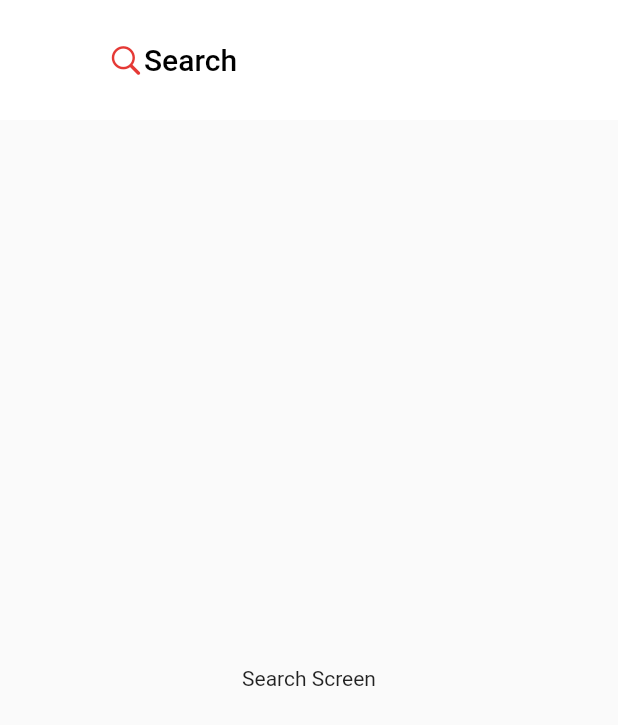
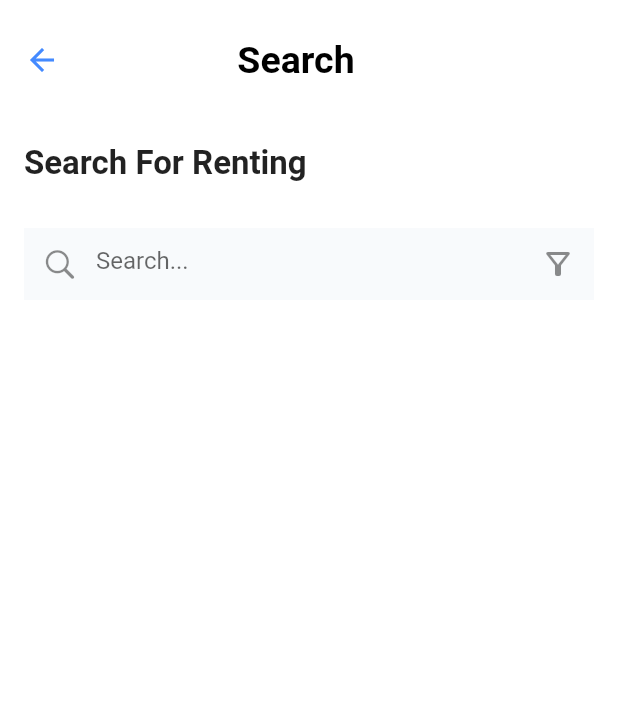
Before and after one commit to AhmadErshad/Home-rental, a Flutter app: the SearchScreen screen opened directly, on a phone screen of 412 x 824 dp. Shown: the top 725 px of the screen. Run offline on Flutter 3.47's test engine with Material 2 defaults, Android fonts, the phone set to English and light mode, and no system bars.

Commit message:
create a search box for search_screen

```diff
--- a/lib/models/item_model.dart
+++ b/lib/models/item_model.dart
@@ -23,4 +23,6 @@ class Item {
     Item("Family House", "House", "Farhang Street, Herat", 200, "./images/home2.jpg"),
     Item("Province House", "House", "Kowser Street, Herat", 100, "./images/town_house.jpg"),
   ];
+    List<Item> displayList = List.from([recommendation, nearby]);
+
 }
--- a/lib/screens/profile/profile_screen.dart
+++ b/lib/screens/profile/profile_screen.dart
@@ -2,6 +2,7 @@ import 'package:flutter/cupertino.dart';
 import 'package:flutter/material.dart';
 
 import 'update_profile_screen.dart';
+import '../../main.dart';
 
 class ProfileScreen extends StatefulWidget {
   const ProfileScreen({super.key});
@@ -148,7 +149,14 @@ class _ProfileScreenState extends State<ProfileScreen> {
               icon: Icons.logout,
               textColor: Colors.red,
               endIcon: false,
-              onPressed: () {},
+              onPressed: () {
+                Navigator.push(
+                    context,
+                    MaterialPageRoute(
+                      builder: (context) => const HomePage(),
+                    ),
+                  );
+              },
             ),
           ],
         ),
--- a/lib/screens/search_screen.dart
+++ b/lib/screens/search_screen.dart
@@ -1,5 +1,7 @@
-import 'package:flutter/cupertino.dart';
 import 'package:flutter/material.dart';
+
+import '../models/item_model.dart';
+import '../widgets/search_field.dart';
 
 class SearchScreen extends StatefulWidget {
   const SearchScreen({super.key});
@@ -9,30 +11,56 @@ class SearchScreen extends StatefulWidget {
 }
 
 class _SearchScreenState extends State<SearchScreen> {
+  void updateList(String value) {
+    // this is the function that will filter our list
+  }
   @override
   Widget build(BuildContext context) {
     return Scaffold(
       appBar: AppBar(
         elevation: 0.0,
         backgroundColor: Colors.white,
+        iconTheme: const IconThemeData(color: Colors.blueAccent),
         toolbarHeight: 80.0,
-          title: Row(children: [
-            Icon(
-              CupertinoIcons.search,
-              color: Colors.red.shade600,
-            ),
-            const Text(
-              "Search",
+        title: Container(
+          margin: const EdgeInsets.only(left: 80),
+          child: const Text(
+            " Search",
             style: TextStyle(
-                color: Colors.black,
+                color: Colors.black, fontWeight: FontWeight.bold, fontSize: 25),
           ),
         ),
-          ]),
       ),
-    body: const Center(
-      child: Text("Search Screen"),
-    )
+      backgroundColor: Colors.white,
+      body: SingleChildScrollView(
+        child: Padding(
+          padding: const EdgeInsets.all(16.0),
+          child: Column(
+            mainAxisAlignment: MainAxisAlignment.start,
+            crossAxisAlignment: CrossAxisAlignment.start,
+            children: [
+              const Text(
+                "Search For Renting",
+                style: TextStyle(fontSize: 22, fontWeight: FontWeight.bold),
+              ),
+              const SizedBox(
+                height: 30,
+              ),
+              // use widget
+              const SearchField(),
+              const SizedBox(
+                height: 40,
+              ),
+              // Expanded(
+              //   child: ListView.builder(
+              //     // itemCount: displayList.length,
+              //     itemBuilder: (context, index) => const ListTile(),
+              //   ),
+              // ),
+            ],
+          ),
+        ),
+      ),
     );
-
   }
 }
```
Lines whose indentation alone changed are shown as unchanged.
